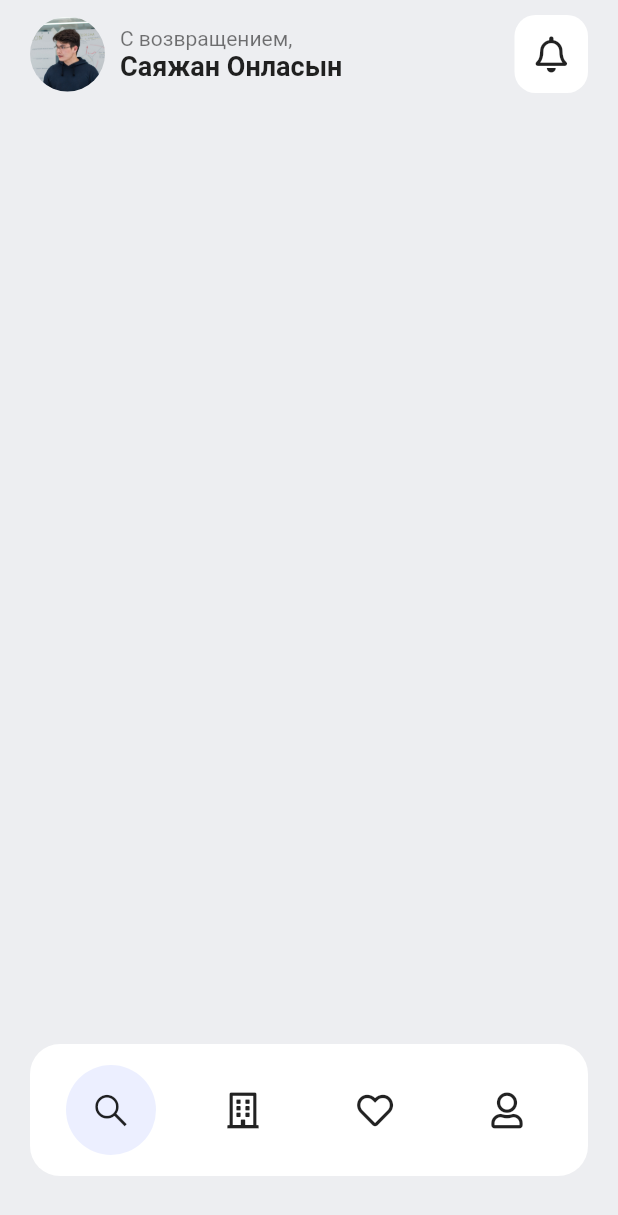
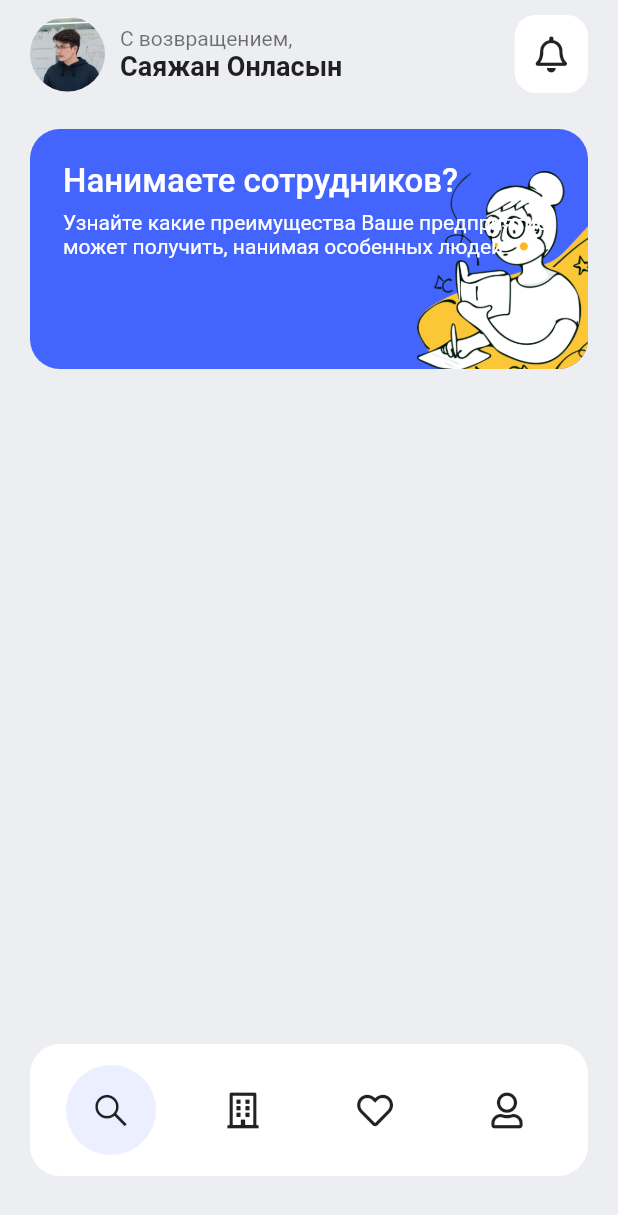
Before and after one commit to Crepiks/valid-mobile, a Flutter app: the screen it shows after launch, on a phone screen of 412 x 824 dp. Shown: the top 1215 px of the screen. Run offline on Flutter 3.47's test engine with Material 2 defaults, Android fonts, the phone set to English and light mode, and no system bars; our stand-ins replace font_awesome_flutter.

Commit message:
feat: implement home banner component

```diff
--- a/lib/common/constants/colors.dart
+++ b/lib/common/constants/colors.dart
@@ -1,5 +1,6 @@
 import "package:flutter/material.dart";
 
 const primaryColor = Color(0xFF4464FE);
+const secondaryColor = Color(0xFFF0A500);
 const backgroundColor = Color(0xFFedeef1);
 const borderColor = Color(0xFFECECEC);
--- /dev/null
+++ b/lib/home/views/components/home_banner.dart
@@ -0,0 +1,39 @@
+import "package:flutter/material.dart";
+import 'package:valid/common/constants/colors.dart';
+
+class HomeBanner extends StatelessWidget {
+  const HomeBanner({Key? key}) : super(key: key);
+
+  @override
+  Widget build(BuildContext context) {
+    return Container(
+      height: 160,
+      width: double.infinity,
+      padding: const EdgeInsets.all(22),
+      decoration: const BoxDecoration(
+          color: primaryColor,
+          image: DecorationImage(
+              image: AssetImage('assets/images/reading.png'),
+              scale: 3.2,
+              alignment: Alignment(1.8, 3)),
+          borderRadius: BorderRadius.all(Radius.circular(20))),
+      child: Column(
+        crossAxisAlignment: CrossAxisAlignment.start,
+        children: const [
+          Text(
+            "Нанимаете сотрудников?",
+            style: TextStyle(
+                fontSize: 22, fontWeight: FontWeight.w500, color: Colors.white),
+          ),
+          SizedBox(
+            height: 6,
+          ),
+          Text(
+            "Узнайте какие преимущества Ваше предприятие может получить, нанимая особенных людей",
+            style: TextStyle(fontSize: 14, color: Colors.white),
+          )
+        ],
+      ),
+    );
+  }
+}
--- a/lib/tasks/views/components/tasks_header.dart
+++ b/lib/home/views/components/home_header.dart
@@ -1,8 +1,8 @@
 import 'package:flutter/material.dart';
-import 'package:valid/tasks/views/components/notifications_button.dart';
+import 'package:valid/home/views/components/notifications_button.dart';
 
-class TasksHeader extends StatelessWidget {
-  const TasksHeader({Key? key}) : super(key: key);
+class HomeHeader extends StatelessWidget {
+  const HomeHeader({Key? key}) : super(key: key);
 
   @override
   Widget build(BuildContext context) {
--- /dev/null
+++ b/lib/home/views/home_view.dart
@@ -0,0 +1,29 @@
+import "package:flutter/material.dart";
+import 'package:valid/home/views/components/home_banner.dart';
+import 'package:valid/home/views/components/home_header.dart';
+
+class HomeView extends StatefulWidget {
+  const HomeView({Key? key}) : super(key: key);
+
+  @override
+  _HomeViewState createState() => _HomeViewState();
+}
+
+class _HomeViewState extends State<HomeView> {
+  @override
+  Widget build(BuildContext context) {
+    return ListView(
+      children: const [
+        Padding(
+            padding: EdgeInsets.symmetric(horizontal: 20), child: HomeHeader()),
+        SizedBox(
+          height: 14,
+        ),
+        Padding(
+          padding: EdgeInsets.symmetric(horizontal: 20),
+          child: HomeBanner(),
+        )
+      ],
+    );
+  }
+}
--- a/lib/layouts/main_layout.dart
+++ b/lib/layouts/main_layout.dart
@@ -1,7 +1,7 @@
 import "package:flutter/material.dart";
 import 'package:valid/common/constants/colors.dart';
 import 'package:valid/layouts/components/bottom_navigation.dart';
-import 'package:valid/tasks/views/tasks_view.dart';
+import 'package:valid/home/views/home_view.dart';
 
 class MainLayout extends StatefulWidget {
   const MainLayout({Key? key}) : super(key: key);
@@ -21,7 +21,7 @@ class _MainLayoutState extends State<MainLayout> {
       children: [
         Container(
           color: backgroundColor,
-          child: const TasksView(),
+          child: const HomeView(),
         ),
         Padding(
             padding: const EdgeInsets.only(right: 20, bottom: 40, left: 20),
--- a/lib/tasks/views/tasks_view.dart
+++ /dev/null
@@ -1,21 +0,0 @@
-import "package:flutter/material.dart";
-import 'package:valid/tasks/views/components/tasks_header.dart';
-
-class TasksView extends StatefulWidget {
-  const TasksView({Key? key}) : super(key: key);
-
-  @override
-  _TasksViewState createState() => _TasksViewState();
-}
-
-class _TasksViewState extends State<TasksView> {
-  @override
-  Widget build(BuildContext context) {
-    return ListView(
-      children: const [
-        Padding(
-            padding: EdgeInsets.symmetric(horizontal: 20), child: TasksHeader())
-      ],
-    );
-  }
-}
```
Also changed, not shown: assets/images/reading.png (added), lib/home/views/components/notifications_button.dart (renamed from lib/tasks/views/components/notifications_button.dart).
